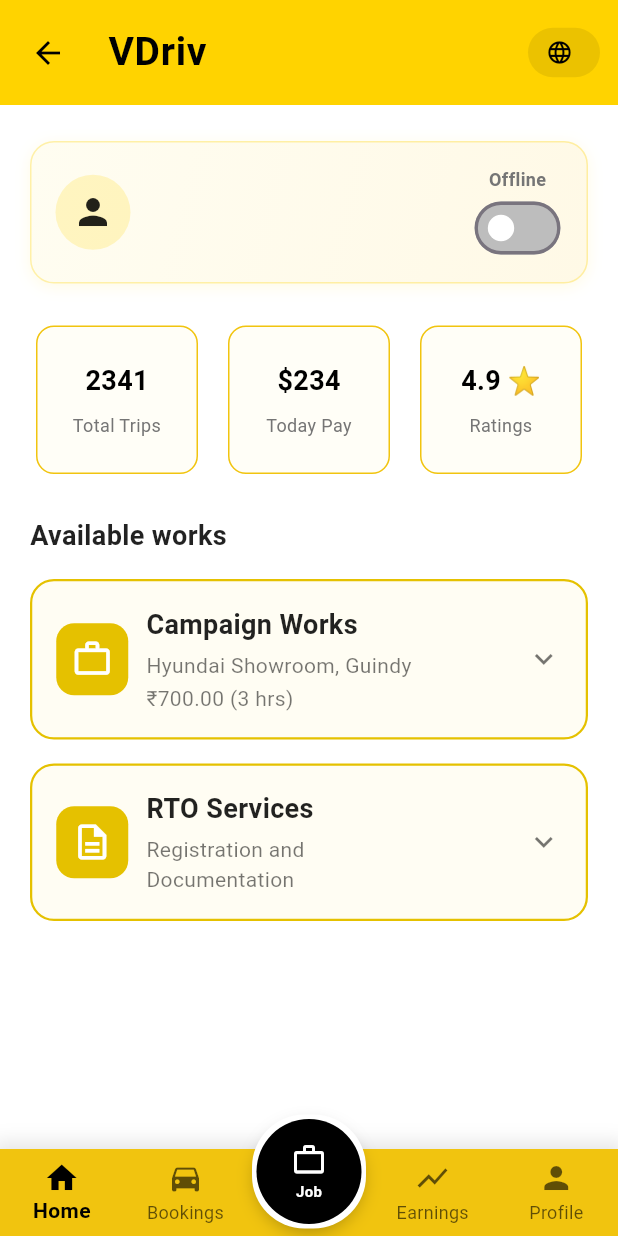
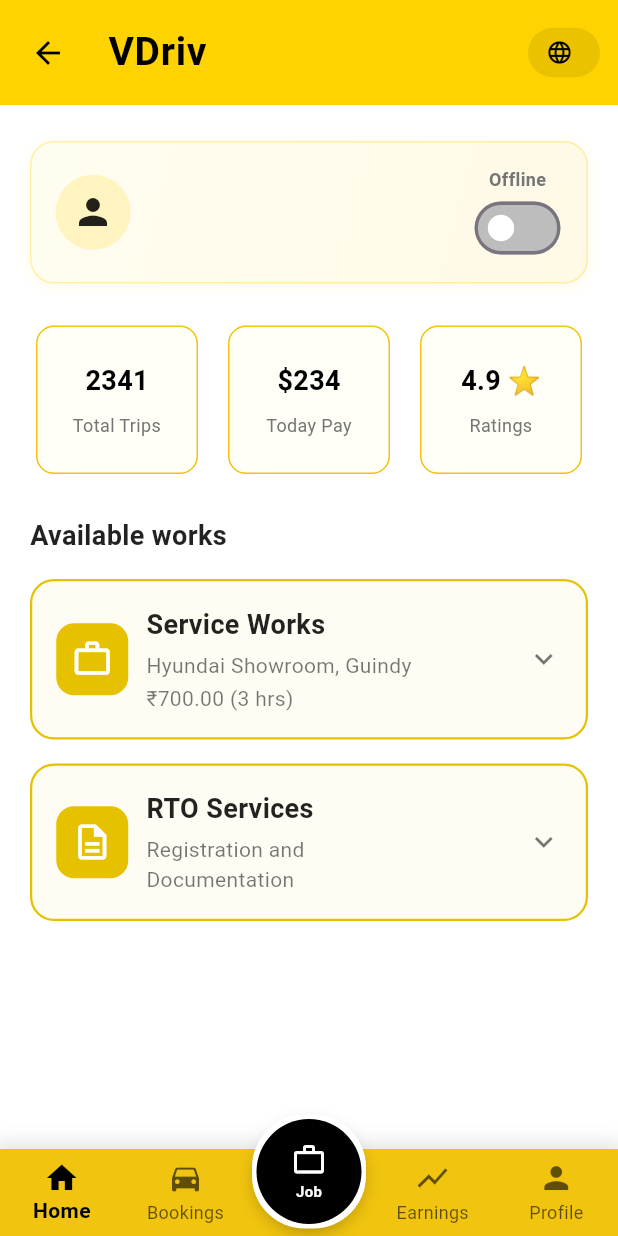
Before and after one commit to kavitha814/vdrivpartner, a Flutter app: the VDriverDashboard screen opened directly with empty values, on a phone screen of 412 x 824 dp. Run offline on Flutter 3.47's test engine with Material 3 defaults, Android fonts, the phone set to English and light mode, and no system bars; our stand-ins replace file_picker, geocoding, geolocator, image_picker.

Commit message:
Update permanent_home.dart

```diff
--- a/lib/screens/permanent_home.dart
+++ b/lib/screens/permanent_home.dart
@@ -800,7 +800,7 @@ class _CampaignWorksWidgetState extends State<CampaignWorksWidget> {
                       crossAxisAlignment: CrossAxisAlignment.start,
                       children: [
                         Text(
-                          'Campaign Works',
+                          'Service Works',
                           style: TextStyle(
                             fontSize: 18,
                             fontWeight: FontWeight.bold,
@@ -1358,4 +1358,5 @@ class _CampaignWorksWidgetState extends State<CampaignWorksWidget> {
       },
     );
   }
+
 }
```
